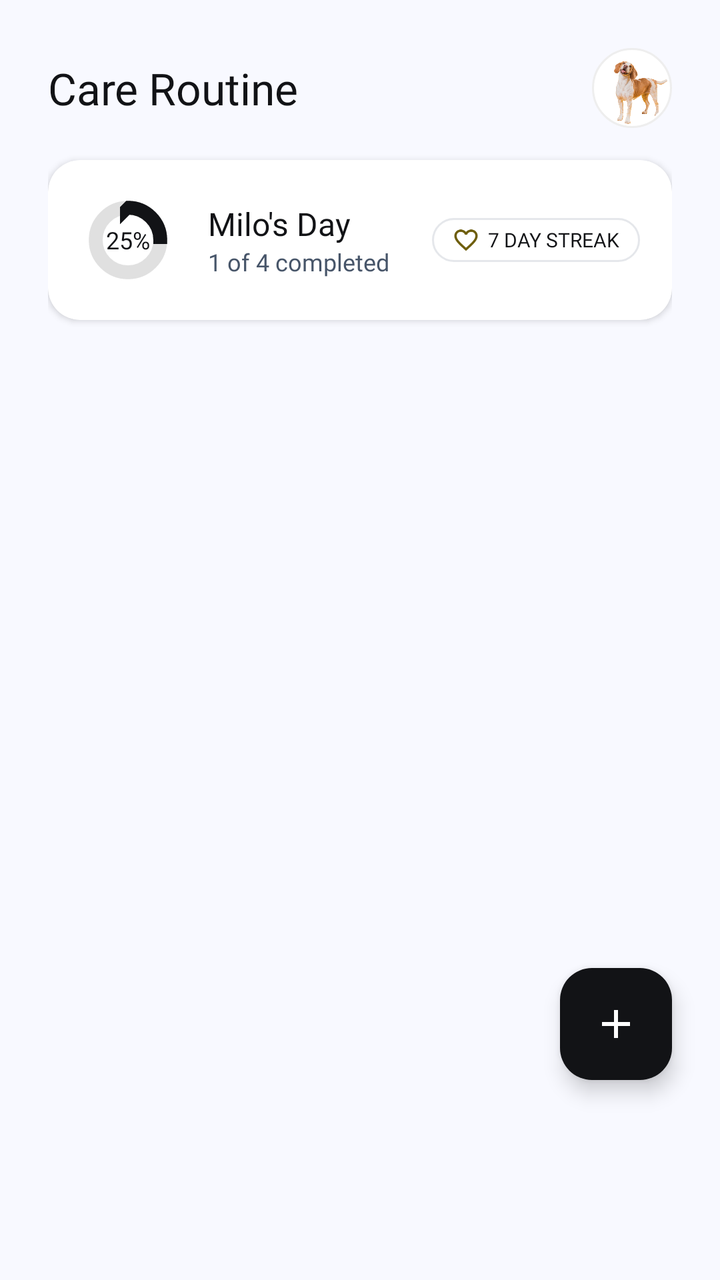
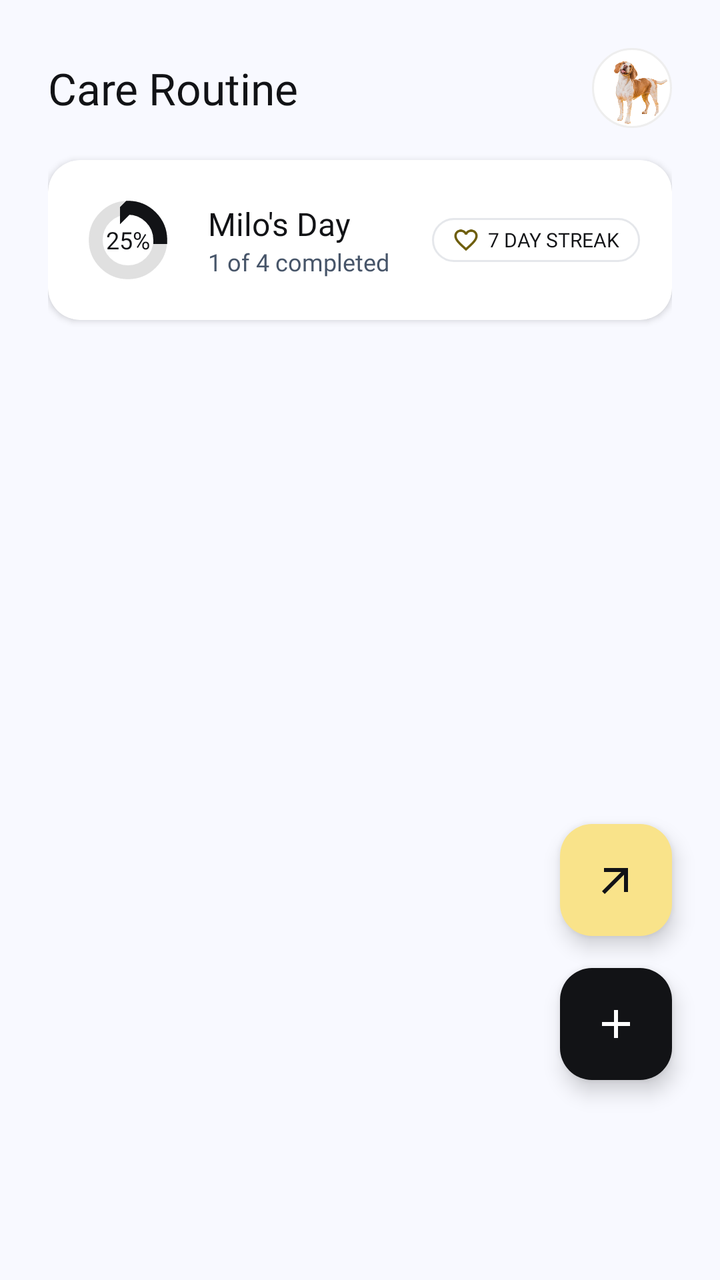

Screens rendered from an Android XML layout before and after an edit, with the pre-edit source and the edit as a unified diff.
<!-- AndroidManifest.xml: application theme Theme.NordicPaws -->
<!-- res/layout/fragment_routine.xml -->
<?xml version="1.0" encoding="utf-8"?>
<FrameLayout xmlns:android="http://schemas.android.com/apk/res/android"
    xmlns:app="http://schemas.android.com/apk/res-auto"
    android:layout_width="match_parent"
    android:layout_height="match_parent"
    android:background="@color/bg_cream">

    <androidx.core.widget.NestedScrollView
        android:layout_width="match_parent"
        android:layout_height="match_parent"
        android:fillViewport="true">

        <LinearLayout
            android:layout_width="match_parent"
            android:layout_height="wrap_content"
            android:orientation="vertical"
            android:paddingHorizontal="24dp"
            android:paddingTop="24dp"
            android:paddingBottom="100dp">

            
            <LinearLayout
                android:layout_width="match_parent"
                android:layout_height="wrap_content"
                android:gravity="center_vertical"
                android:orientation="horizontal"
                android:layout_marginBottom="16dp">

                <TextView
                    android:layout_width="0dp"
                    android:layout_height="wrap_content"
                    android:layout_weight="1"
                    android:text="Care Routine"
                    android:textColor="@color/primary_black"
                    android:textSize="22sp"
                    android:fontFamily="@font/plusjakartasansbold" />

                
                <FrameLayout
                    android:id="@+id/petSwitcherContainer"
                    android:layout_width="40dp"
                    android:layout_height="40dp"
                    android:background="@drawable/bg_logo_circle">

                    <androidx.cardview.widget.CardView
                        android:layout_width="36dp"
                        android:layout_height="36dp"
                        android:layout_gravity="center"
                        app:cardCornerRadius="18dp"
                        app:cardElevation="0dp">

                        <ImageView
                            android:id="@+id/activePetAvatar"
                            android:layout_width="match_parent"
                            android:layout_height="match_parent"
                            android:scaleType="centerCrop"
                            android:src="@drawable/dog" />
                    </androidx.cardview.widget.CardView>
                </FrameLayout>
            </LinearLayout>

            
            <androidx.cardview.widget.CardView
                android:layout_width="match_parent"
                android:layout_height="wrap_content"
                android:layout_marginBottom="24dp"
                app:cardBackgroundColor="@color/surface_white"
                app:cardCornerRadius="16dp"
                app:cardElevation="2dp">

                <LinearLayout
                    android:layout_width="match_parent"
                    android:layout_height="wrap_content"
                    android:gravity="center_vertical"
                    android:orientation="horizontal"
                    android:padding="16dp">

                    
                    <FrameLayout
                        android:layout_width="48dp"
                        android:layout_height="48dp">

                        <ProgressBar
                            android:id="@+id/progressCircle"
                            style="?android:attr/progressBarStyleHorizontal"
                            android:layout_width="match_parent"
                            android:layout_height="match_parent"
                            android:indeterminate="false"
                            android:max="100"
                            android:progress="25"
                            android:progressDrawable="@drawable/circular_progress" />

                        <TextView
                            android:id="@+id/progressPercentText"
                            android:layout_width="wrap_content"
                            android:layout_height="wrap_content"
                            android:layout_gravity="center"
                            android:text="25%"
                            android:textColor="@color/primary_black"
                            android:textSize="12sp"
                            android:fontFamily="@font/plusjakartasansbold" />
                    </FrameLayout>

                    <LinearLayout
                        android:layout_width="0dp"
                        android:layout_height="wrap_content"
                        android:layout_marginStart="16dp"
                        android:layout_weight="1"
                        android:orientation="vertical">

                        <TextView
                            android:id="@+id/progressTitleText"
                            android:layout_width="wrap_content"
                            android:layout_height="wrap_content"
                            android:text="Milo's Day"
                            android:textColor="@color/primary_black"
                            android:textSize="16sp"
                            android:fontFamily="@font/plusjakartasansbold" />

                        <TextView
                            android:id="@+id/progressSubtitleText"
                            android:layout_width="wrap_content"
                            android:layout_height="wrap_content"
                            android:text="1 of 4 completed"
                            android:textColor="@color/neutral_slate"
                            android:textSize="12sp"
                            android:fontFamily="@font/plus_jakarta_sans_regular" />
                    </LinearLayout>

                    
                    <LinearLayout
                        android:layout_width="wrap_content"
                        android:layout_height="wrap_content"
                        android:background="@drawable/bg_rounded_input"
                        android:gravity="center_vertical"
                        android:paddingHorizontal="10dp"
                        android:paddingVertical="4dp"
                        android:orientation="horizontal">

                        <ImageView
                            android:layout_width="14dp"
                            android:layout_height="14dp"
                            android:src="@drawable/baseline_favorite_border_24"
                            app:tint="#6e5e0d" />

                        <TextView
                            android:layout_width="wrap_content"
                            android:layout_height="wrap_content"
                            android:layout_marginStart="4dp"
                            android:text="7 DAY STREAK"
                            android:textColor="@color/primary_black"
                            android:textSize="10sp"
                            android:fontFamily="@font/plusjakartasansbold" />
                    </LinearLayout>
                </LinearLayout>
            </androidx.cardview.widget.CardView>

            
            <androidx.recyclerview.widget.RecyclerView
                android:id="@+id/rvCategories"
                android:layout_width="match_parent"
                android:layout_height="wrap_content"
                android:layout_marginBottom="16dp"
                android:clipToPadding="false"
                android:orientation="horizontal"
                app:layoutManager="androidx.recyclerview.widget.LinearLayoutManager" />

            
            <androidx.recyclerview.widget.RecyclerView
                android:id="@+id/rvTasks"
                android:layout_width="match_parent"
                android:layout_height="wrap_content"
                android:nestedScrollingEnabled="true"
                android:orientation="vertical"
                app:layoutManager="androidx.recyclerview.widget.LinearLayoutManager" />

        </LinearLayout>
    </androidx.core.widget.NestedScrollView>

    
    <com.google.android.material.floatingactionbutton.FloatingActionButton
        android:id="@+id/fabAddTask"
        android:layout_width="wrap_content"
        android:layout_height="wrap_content"
        android:layout_gravity="bottom|end"
        android:layout_marginEnd="24dp"
        android:layout_marginBottom="100dp"
        android:src="@drawable/ic_add"
        app:backgroundTint="@color/primary_black"
        app:tint="@color/surface_white" />
</FrameLayout>
<!-- resources referenced by this layout -->
<resources>
  <color name="bg_cream">#F8F9FF</color>
  <color name="neutral_slate">#475569</color>
  <color name="primary_black">#121316</color>
  <color name="surface_white">#FFFFFF</color>
  <!-- drawable baseline_favorite_border_24 (drawable) -->
  <vector xmlns:android="http://schemas.android.com/apk/res/android"
      android:height="24dp"
      android:width="24dp"
      android:viewportHeight="24"
      android:viewportWidth="24">
      <path
          android:fillColor="#FF000000"
          android:pathData="M16.5,3c-1.74,0 -3.41,0.81 -4.5,2.09C10.91,3.81 9.24,3 7.5,3 4.42,3 2,5.42 2,8.5c0,3.78 3.4,6.86 8.55,11.54L12,21.35l1.45,-1.32C18.6,15.36 22,12.28 22,8.5 22,5.42 19.58,3 16.5,3zM12.1,18.55l-0.1,0.1 -0.1,-0.1C7.14,14.24 4,11.39 4,8.5 4,6.5 5.5,5 7.5,5c1.54,0 3.04,0.99 3.57,2.36h1.87C13.46,5.99 14.96,5 16.5,5c2,0 3.5,1.5 3.5,3.5 0,2.89 -3.14,5.74 -7.9,10.05z"/>
  </vector>
  <!-- drawable bg_logo_circle (drawable) -->
  <?xml version="1.0" encoding="utf-8"?>
  <shape xmlns:android="http://schemas.android.com/apk/res/android">
  
      <solid android:color="@color/surface_white" />
  
      <stroke
          android:width="1dp"
          android:color="#EEEEEE" />
  
      <corners android:radius="100dp" />
  
  </shape>
  <!-- drawable bg_rounded_input (drawable) -->
  <?xml version="1.0" encoding="utf-8"?>
  <shape xmlns:android="http://schemas.android.com/apk/res/android"
      android:shape="rectangle">
  
      <solid android:color="@color/white" />
  
      <corners android:radius="40dp" />
  
      <stroke
          android:width="1dp"
          android:color="#E5E7EB" />
  
  </shape>
  <!-- drawable circular_progress (drawable) -->
  <?xml version="1.0" encoding="utf-8"?>
  <layer-list xmlns:android="http://schemas.android.com/apk/res/android">
      <item>
          <shape
              android:innerRadiusRatio="3"
              android:shape="ring"
              android:thicknessRatio="15"
              android:useLevel="false">
              <solid android:color="@color/surface_white" />
              <stroke
                  android:width="4dp"
                  android:color="#E0E0E0" />
          </shape>
      </item>
      <item>
          <rotate
              android:fromDegrees="270"
              android:toDegrees="270">
              <shape
                  android:innerRadiusRatio="3"
                  android:shape="ring"
                  android:thicknessRatio="15"
                  android:useLevel="true">
                  <solid android:color="@color/surface_white" />
                  <stroke
                      android:width="4dp"
                      android:color="@color/primary_black" />
              </shape>
          </rotate>
      </item>
  </layer-list>
  <!-- drawable ic_add (drawable) -->
  <vector android:height="24dp" android:tint="#FFFFFF"
      android:viewportHeight="24" android:viewportWidth="24"
      android:width="24dp" xmlns:android="http://schemas.android.com/apk/res/android">
      <path android:fillColor="@android:color/white" android:pathData="M19,13h-6v6h-2v-6H5v-2h6V5h2v6h6v2z"/>
  </vector>
  <style name="Theme.NordicPaws" parent="Base.Theme.NordicPaws" />
  <color name="white">#FFFFFFFF</color>
  <style name="Base.Theme.NordicPaws" parent="Theme.Material3.DayNight.NoActionBar">
          
          <item name="colorPrimary">@color/primary_black</item>
          <item name="colorSecondary">@color/secondary_yellow</item>
          <item name="android:windowBackground">@color/secondary_yellow</item>
          <item name="android:windowLightStatusBar">true</item>
          <item name="android:windowLightNavigationBar" tools:targetApi="27">true</item>
      </style>
  <color name="secondary_yellow">#F9E38A</color>
  <!-- unchanged entries left out for length: 1 -->
</resources>

<!-- the commit's change to res/layout/fragment_routine.xml (unified diff, before → after) -->
@@ -176,6 +176,18 @@
 
         </LinearLayout>
     </androidx.core.widget.NestedScrollView>
+
+    
+    <com.google.android.material.floatingactionbutton.FloatingActionButton
+        android:id="@+id/fabDelegateTask"
+        android:layout_width="wrap_content"
+        android:layout_height="wrap_content"
+        android:layout_gravity="bottom|end"
+        android:layout_marginEnd="24dp"
+        android:layout_marginBottom="172dp"
+        android:src="@drawable/send"
+        app:backgroundTint="@color/secondary_yellow"
+        app:tint="@color/primary_black" />
 
     
     <com.google.android.material.floatingactionbutton.FloatingActionButton
<!-- resource entries referenced after the edit -->
@@ -79,6 +79,12 @@
       android:width="24dp" xmlns:android="http://schemas.android.com/apk/res/android">
       <path android:fillColor="@android:color/white" android:pathData="M19,13h-6v6h-2v-6H5v-2h6V5h2v6h6v2z"/>
   </vector>
+  <!-- drawable send (drawable) -->
+  <vector xmlns:android="http://schemas.android.com/apk/res/android" android:height="24dp" android:tint="#000000" android:viewportHeight="24" android:viewportWidth="24" android:width="24dp">
+        
+      <path android:fillColor="@android:color/white" android:pathData="M6,6l0,2l8.59,0l-9.59,9.59l1.41,1.41l9.59,-9.59l0,8.59l2,0l0,-12z"/>
+      
+  </vector>
   <style name="Theme.NordicPaws" parent="Base.Theme.NordicPaws" />
   <color name="white">#FFFFFFFF</color>
   <style name="Base.Theme.NordicPaws" parent="Theme.Material3.DayNight.NoActionBar">
